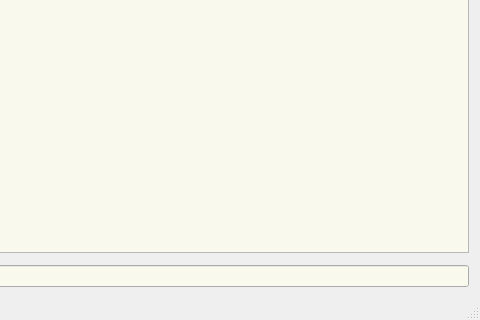
choenig/tingy, file src/widgets/ui/mainwindow.ui: the form before one commit; both pictures show x 128 to 608 and y 416 to 736 of the 608 by 736 pixel window.
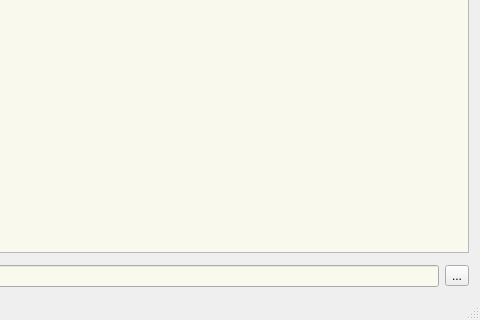
The form after the commit. Custom widgets are drawn as their Qt base class.

What changed in the file:
```diff
--- a/src/widgets/ui/mainwindow.ui
+++ b/src/widgets/ui/mainwindow.ui
@@ -15,7 +15,7 @@
   </property>
   <widget class="QWidget" name="centralWidget">
    <layout class="QGridLayout" name="gridLayout">
-    <item row="0" column="0" colspan="2">
+    <item row="0" column="0" colspan="3">
      <widget class="TaskTree" name="taskTree">
       <property name="palette">
        <palette>
@@ -119,9 +119,16 @@
       </property>
      </widget>
     </item>
-    <item row="1" column="0" colspan="2">
+    <item row="1" column="0" colspan="3">
      <widget class="DateBeam" name="dateBeam" native="true"/>
     </item>
+    <item row="2" column="2">
+     <widget class="QToolButton" name="pbInfo">
+      <property name="text">
+       <string>...</string>
+      </property>
+     </widget>
+    </item>
    </layout>
   </widget>
   <widget class="QMenuBar" name="menuBar">
```
